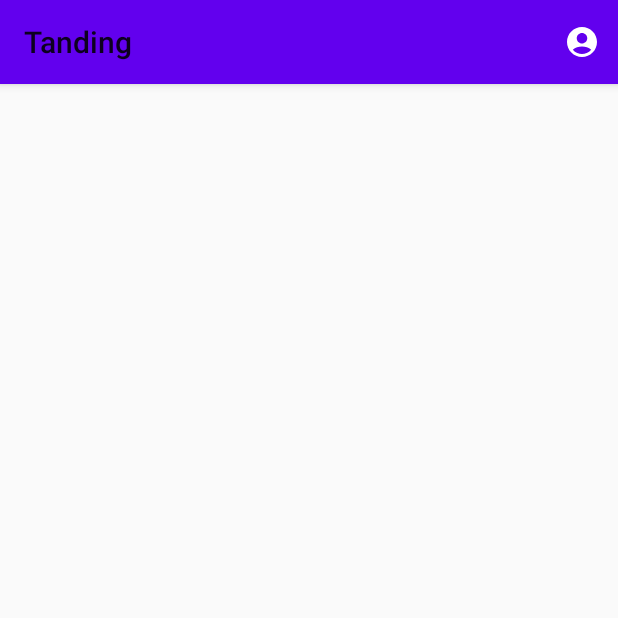
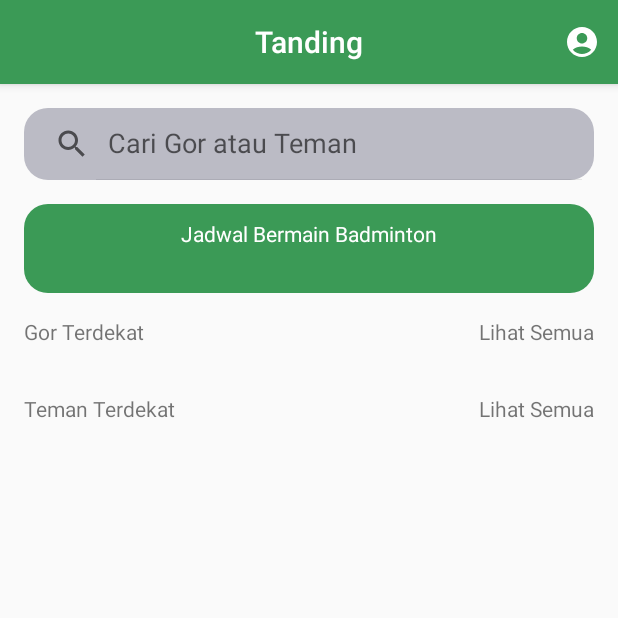
Before and after one commit to Adityazxc/TandingApps, an Android app: the MainActivity screen opened directly, with no data from a screen before it, on a phone screen of 412 x 824 dp, the top half of it. Run offline under Robolectric (Android 15) with nearby library versions, the phone set to English and light mode, and no system bars; 1 statement that could not run was skipped.

Commit message:
Home components

```diff
--- a/app/src/main/java/com/example/tanding/activity/MainActivity.java
+++ b/app/src/main/java/com/example/tanding/activity/MainActivity.java
@@ -3,13 +3,36 @@ package com.example.tanding.activity;
 import android.os.Bundle;
 
 import androidx.appcompat.app.AppCompatActivity;
+import androidx.appcompat.widget.SearchView;
 
 import com.example.tanding.R;
+import com.google.android.material.appbar.MaterialToolbar;
 
 public class MainActivity extends AppCompatActivity {
+
+    private MaterialToolbar materialToolbar;
+    private SearchView searchView;
+
     @Override
     protected void onCreate(Bundle savedInstanceState) {
         super.onCreate(savedInstanceState);
         setContentView(R.layout.activity_main);
+
+        materialToolbar = findViewById(R.id.appBarLayout);
+        searchView = findViewById(R.id.search_view);
+
+
+        searchView.clearFocus();
+        searchView.setOnQueryTextListener(new SearchView.OnQueryTextListener() {
+            @Override
+            public boolean onQueryTextSubmit(String query) {
+                return false;
+            }
+
+            @Override
+            public boolean onQueryTextChange(String newText) {
+                return false;
+            }
+        });
     }
 }
--- /dev/null
+++ b/app/src/main/res/drawable/schedule_ractangle.xml
@@ -0,0 +1,6 @@
+<?xml version="1.0" encoding="utf-8"?>
+<shape xmlns:android="http://schemas.android.com/apk/res/android">
+
+    <solid android:color="@color/button"/>
+    <corners android:radius="16dp"/>
+</shape>
--- /dev/null
+++ b/app/src/main/res/drawable/search_view_ractangle.xml
@@ -0,0 +1,6 @@
+<?xml version="1.0" encoding="utf-8"?>
+<shape xmlns:android="http://schemas.android.com/apk/res/android">
+
+    <solid android:color="@color/gray_background"/>
+    <corners android:radius="16dp"/>
+</shape>
--- a/app/src/main/res/layout/activity_main.xml
+++ b/app/src/main/res/layout/activity_main.xml
@@ -7,19 +7,111 @@
     tools:context=".activity.MainActivity">
 
     <com.google.android.material.appbar.AppBarLayout
+        android:id="@+id/appBarLayout"
         android:layout_width="match_parent"
         android:layout_height="wrap_content"
         app:layout_constraintEnd_toEndOf="parent"
-        app:layout_constraintTop_toTopOf="parent"
-        app:layout_constraintStart_toStartOf="parent">
+        app:layout_constraintStart_toStartOf="parent"
+        app:layout_constraintTop_toTopOf="parent">
 
         <com.google.android.material.appbar.MaterialToolbar
             android:id="@+id/app_bar"
             android:layout_width="match_parent"
             android:layout_height="?attr/actionBarSize"
+            app:menu="@menu/app_bar"
             app:title="@string/app_name"
-            app:menu="@menu/app_bar"/>
+            app:titleCentered="true"
+            app:titleTextColor="@color/white" />
 
     </com.google.android.material.appbar.AppBarLayout>
 
+    <androidx.appcompat.widget.SearchView
+        android:id="@+id/search_view"
+        android:layout_width="match_parent"
+        android:layout_height="wrap_content"
+        android:layout_margin="16dp"
+        android:background="@drawable/search_view_ractangle"
+        app:layout_constraintTop_toBottomOf="@+id/appBarLayout"
+        app:layout_constraintStart_toStartOf="parent"
+        app:layout_constraintEnd_toEndOf="parent"
+        app:queryHint="Cari Gor atau Teman"
+        app:iconifiedByDefault="false"/>
+
+    <LinearLayout
+        android:id="@+id/ractangle_schedule"
+        android:layout_width="match_parent"
+        android:layout_height="wrap_content"
+        android:layout_margin="16dp"
+        android:background="@drawable/schedule_ractangle"
+        android:orientation="vertical"
+        app:layout_constraintTop_toBottomOf="@+id/search_view"
+        tools:layout_editor_absoluteX="16dp">
+
+        <TextView
+            android:id="@+id/txt_badminton_schedule"
+            android:layout_width="wrap_content"
+            android:layout_height="wrap_content"
+            android:layout_gravity="center"
+            android:layout_margin="10dp"
+            android:text="Jadwal Bermain Badminton"
+            android:textColor="@color/white" />
+
+        <androidx.recyclerview.widget.RecyclerView
+            android:id="@+id/recycler_schedule"
+            android:layout_width="match_parent"
+            android:layout_height="wrap_content"
+            android:layout_margin="10dp" />
+
+    </LinearLayout>
+
+    <TextView
+        android:id="@+id/txt_nearest_gor"
+        android:layout_width="wrap_content"
+        android:layout_height="wrap_content"
+        android:text="Gor Terdekat"
+        android:layout_margin="16dp"
+        app:layout_constraintStart_toStartOf="parent"
+        app:layout_constraintTop_toBottomOf="@+id/ractangle_schedule" />
+
+    <TextView
+        android:id="@+id/txt_gor_all"
+        android:layout_width="wrap_content"
+        android:layout_height="wrap_content"
+        android:text="Lihat Semua"
+        android:layout_margin="16dp"
+        app:layout_constraintEnd_toEndOf="parent"
+        app:layout_constraintTop_toBottomOf="@+id/ractangle_schedule" />
+
+    <androidx.recyclerview.widget.RecyclerView
+        android:id="@+id/recycler_gor"
+        android:layout_width="match_parent"
+        android:layout_height="wrap_content"
+        android:layout_margin="16dp"
+        app:layout_constraintTop_toBottomOf="@+id/txt_nearest_gor" />
+
+    <TextView
+        android:id="@+id/txt_nearest_friend"
+        android:layout_width="wrap_content"
+        android:layout_height="wrap_content"
+        android:text="Teman Terdekat"
+        android:layout_margin="16dp"
+        app:layout_constraintStart_toStartOf="parent"
+        app:layout_constraintTop_toBottomOf="@+id/recycler_gor" />
+
+    <TextView
+        android:id="@+id/txt_friend_all"
+        android:layout_width="wrap_content"
+        android:layout_height="wrap_content"
+        android:text="Lihat Semua"
+        android:layout_margin="16dp"
+        app:layout_constraintEnd_toEndOf="parent"
+        app:layout_constraintTop_toBottomOf="@+id/recycler_gor" />
+
+    <androidx.recyclerview.widget.RecyclerView
+        android:id="@+id/recycler_friend"
+        android:layout_width="match_parent"
+        android:layout_height="wrap_content"
+        android:layout_margin="16dp"
+        app:layout_constraintTop_toBottomOf="@+id/txt_nearest_friend" />
+
 </androidx.constraintlayout.widget.ConstraintLayout>
--- a/app/src/main/res/values/colors.xml
+++ b/app/src/main/res/values/colors.xml
@@ -9,5 +9,6 @@
     <color name="white">#FFFFFFFF</color>
     <color name="form">#EFEFF0</color>
     <color name="button">#3B9A56</color>
+    <color name="gray_background">#BBBBC5</color>
 
 </resources>
--- a/app/src/main/res/values/themes.xml
+++ b/app/src/main/res/values/themes.xml
@@ -2,7 +2,7 @@
     <!-- Base application theme. -->
     <style name="Theme.Tanding" parent="Theme.AppCompat.Light.NoActionBar">
         <!-- Primary brand color. -->
-        <item name="colorPrimary">@color/purple_500</item>
+        <item name="colorPrimary">@color/button</item>
         <item name="colorPrimaryVariant">@color/purple_700</item>
         <item name="colorOnPrimary">@color/white</item>
         <!-- Secondary brand color. -->
```
